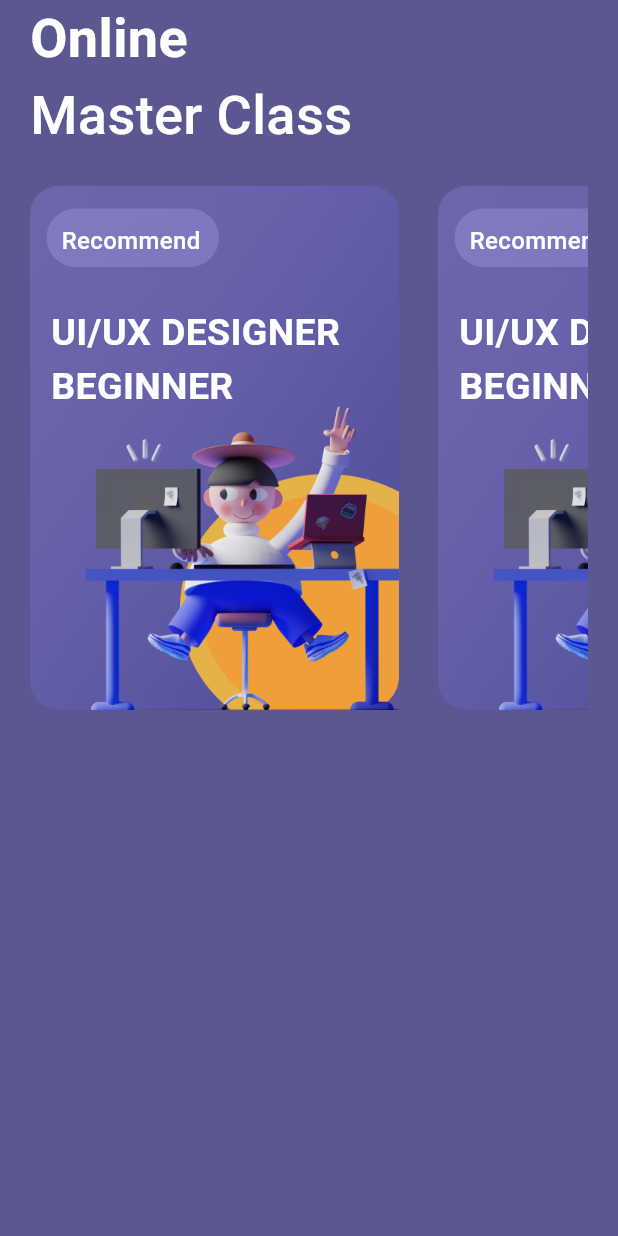
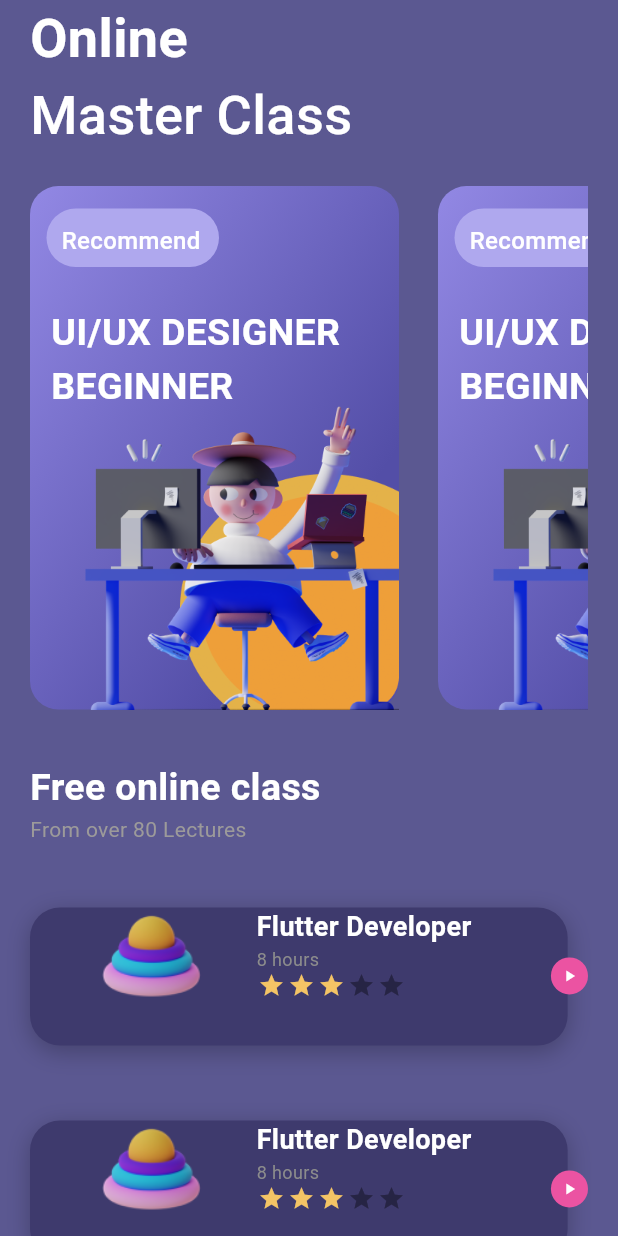
Before and after one commit to JakariaKhan-CSE/Figma-to-Flutter-Designing-Online-Course-App, a Flutter app: the screen it shows after launch, on a phone screen of 412 x 824 dp. Run offline on Flutter 3.47's test engine with Material 3 defaults, Android fonts, the phone set to English and light mode, and no system bars; drawn by our look-alikes of flutter_rating_bar; our stand-ins replace google_fonts.

Commit message:
home page design complete from figma design. next design details screen.

```diff
--- a/lib/screen/homescreen.dart
+++ b/lib/screen/homescreen.dart
@@ -1,4 +1,4 @@
-import 'package:figma_to_flutter_online_course_app/widget/my_horizontal_list.dart';
+import 'package:figma_to_flutter_online_course_app/widget/widget.dart'; // manually import this so that, save big line import code
 import 'package:flutter/material.dart';
 import 'package:google_fonts/google_fonts.dart'; // very useful
 class HomeScreen extends StatefulWidget {
@@ -45,10 +45,39 @@ class _HomeScreenState extends State<HomeScreen> {
                       courseHeadline: 'Recommended',
                       courseTitle: 'UI/UX DESIGNER\nBEGINNER',
                       courseImage: 'assets/images/img_saly10.png',
-                      startColor: 0x9288E4,
-                      endColor: 0x534EA7),),
+                      startColor: 0xFF9288E4,  // be careful 0xFF then color code otherwise color not work
+                      endColor: 0xFF534EA7),),
 
-          )
+          ),
+          const SizedBox(height: 34,),
+          Column(
+            crossAxisAlignment: CrossAxisAlignment.start,
+            mainAxisAlignment: MainAxisAlignment.start,
+            children: [
+              Text('Free online class',style: GoogleFonts.roboto(  // import before use googlefont
+                  fontSize: 25,
+                  fontWeight: FontWeight.w700,
+                  color: Colors.white
+              ),),
+              Text('From over 80 Lectures',style: GoogleFonts.roboto(  // import before use googlefont
+                  fontSize: 14,
+                  fontWeight: FontWeight.normal, // in figma show medium
+                   color: Color(0xFF9C9A9A)  // fill color be careful 0xFF before color code
+                //color: Colors.grey
+              ),)
+            ],
+          ),
+          ListView.builder(
+            scrollDirection: Axis.vertical,
+            itemCount: 5,
+            shrinkWrap: true,
+            itemBuilder: (context, index) {
+           return MyVerticleList(
+             courseImage: 'assets/images/img_saly20.png',
+           courseDuration: '8 hours',
+           courseTitle: 'Flutter Developer',
+           rating: 3.0,);
+          },)
         ],
       )),
     );
--- a/lib/widget/my_horizontal_list.dart
+++ b/lib/widget/my_horizontal_list.dart
@@ -26,8 +26,8 @@ class MyHorizontalList extends StatelessWidget {
             begin: Alignment.topLeft,
             // end:  Alignment(1, 0.0),
             colors: [
-              Color(startColor).withOpacity(0.3),
-              Color(endColor).withOpacity(0.6),
+              Color(startColor),
+              Color(endColor),
 
         ])
         ),
@@ -43,7 +43,7 @@ class MyHorizontalList extends StatelessWidget {
                   height: 39,
                   width: 115,
                   decoration: BoxDecoration(
-                    color: Color(0xAFA8EE).withOpacity(0.3), // be careful to add 0x before color code
+                    color: Color(0xFFAFA8EE), // be careful to add 0x before color code
                     borderRadius: BorderRadius.circular(36)
                   ),
                   child: Text(courseHeadline,style: GoogleFonts.roboto(  // import before use googlefont
--- /dev/null
+++ b/lib/widget/my_verticle_list.dart
@@ -0,0 +1,104 @@
+import 'package:flutter/material.dart';
+import 'package:google_fonts/google_fonts.dart';
+import 'package:flutter_rating_bar/flutter_rating_bar.dart';
+
+class MyVerticleList extends StatelessWidget {
+  const MyVerticleList(
+      {super.key,
+      required this.courseImage,
+      required this.courseTitle,
+      required this.courseDuration,
+      required this.rating});
+
+  final String courseImage, courseTitle, courseDuration;
+  final double rating;
+
+  @override
+  Widget build(BuildContext context) {
+    return Padding(
+      padding: EdgeInsets.only(bottom: 8),
+      child: SizedBox(
+        height: 134,
+        child: Stack(
+          alignment: Alignment.bottomLeft,
+          children: [
+            Container(height: 92,
+            width: MediaQuery.of(context).size.width -
+                (MediaQuery.of(context).size.width*0.13), // 0.03 change to 0.13 see carefully in image
+            decoration: BoxDecoration(
+              color: Color(0xFF3E3A6D),
+              borderRadius: BorderRadius.circular(20),
+              boxShadow: [
+                BoxShadow(
+                  color: Colors.black.withOpacity(0.25),
+                  spreadRadius: 0,
+                  blurRadius: 13,
+                  offset: Offset(0, 4)
+                )
+              ]
+            ),child: Padding(
+                  padding: EdgeInsets.only(left: 26, bottom: 19),
+                child: Row(
+                  children: [
+                    Container(
+                      height: 115,  // this data get from figma design
+                      width: 115,
+                      decoration: BoxDecoration(
+                        image: DecorationImage(image: AssetImage(courseImage))
+                      ),
+                    ),
+                    Padding(padding: EdgeInsets.only(left: 10),
+                    child: Column(
+                      mainAxisAlignment: MainAxisAlignment.start,
+                      crossAxisAlignment: CrossAxisAlignment.start,
+                      children: [
+                        Text(courseTitle,style: GoogleFonts.roboto(  // import before use googlefont
+                            fontSize: 18,
+                            fontWeight: FontWeight.w600,
+                            color: Colors.white
+                        )),
+                        Text(courseDuration,style: GoogleFonts.roboto(  // import before use googlefont
+                            fontSize: 12,
+                            fontWeight: FontWeight.normal,
+                            color: Color(0xFF8C8C8C)
+                        )),
+                        RatingBar.builder(
+                            initialRating: rating,
+                            minRating: 1,
+                            allowHalfRating: true,
+                            direction: Axis.horizontal,
+                            itemCount: 5,
+                            itemSize: 18,  // get star icon size from figma design
+                            itemPadding: EdgeInsets.symmetric(horizontal: 1),
+                            itemBuilder: (context, index) =>
+                            Icon(Icons.star, color: Color(0xFFF4C465),),
+                            onRatingUpdate: (value) {
+                              print(value);
+                            },)
+                      ],
+                    ),
+                    )
+                  ],
+                ),
+              ),),
+
+            Positioned(
+                bottom: 34,
+                right: 0,
+                child: Container(
+                  height: MediaQuery.of(context).size.width*0.06,
+                  width: MediaQuery.of(context).size.width*0.06,
+                  decoration: BoxDecoration(
+                    shape: BoxShape.circle,
+                    color: Color(0xFFEB53A2)
+                  ),
+                  child: Icon(Icons.play_arrow, color: Colors.white,size: 12,),
+                ))
+
+
+          ],
+        ),
+      ),
+    );
+  }
+}
--- a/lib/widget/widget.dart
+++ b/lib/widget/widget.dart
@@ -1 +1,2 @@
 export 'my_horizontal_list.dart';
+export 'my_verticle_list.dart';
```
Also changed, not shown: 2 other files.
